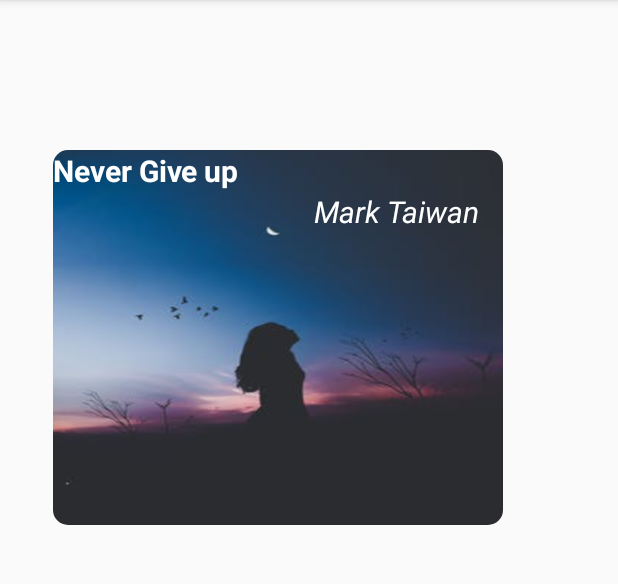
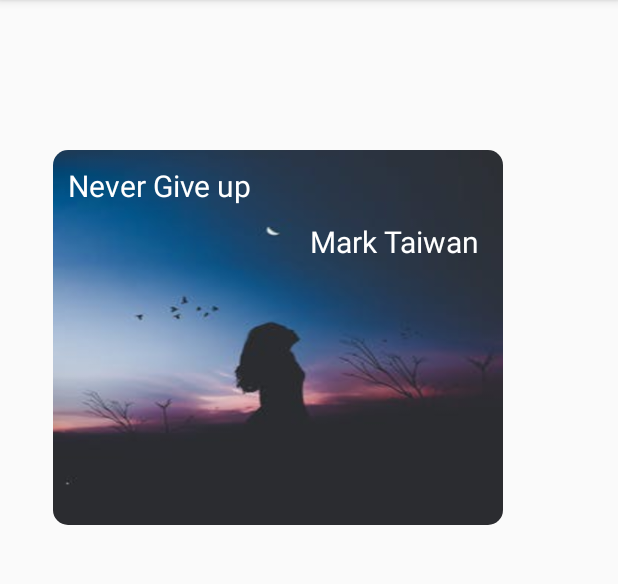
Before and after one commit to Musab36/QuoteHub, an Android app: the fragment QuoteDetailFragment shown on its own in the app's theme, on a phone screen of 412 x 824 dp, the part 84-668 px from its top. Run offline under Robolectric (Android 15) with nearby library versions, the phone set to English and light mode, and no system bars; our stand-ins replace ButterKnife; libraries missing offline, so code that uses them is left out: org.parceler; Roboto replaces fonts that are not available here; 4 statements that could not run were skipped.

Commit message:
Add fonts to quotes and authors

```diff
--- a/app/src/main/java/com/salajim/musab/quotehub/ui/QuoteDetailFragment.java
+++ b/app/src/main/java/com/salajim/musab/quotehub/ui/QuoteDetailFragment.java
@@ -1,6 +1,7 @@
 package com.salajim.musab.quotehub.ui;
 
 
+import android.graphics.Typeface;
 import android.os.Bundle;
 import android.support.v4.app.Fragment;
 import android.view.LayoutInflater;
@@ -46,6 +47,9 @@ public class QuoteDetailFragment extends Fragment {
 
         mQuoteText.setText(mQuote.getQuote());
         mAuthorTextView.setText(mQuote.getAuthor());
+        Typeface font = Typeface.createFromAsset(getActivity().getAssets(), "fonts/Capture_it.ttf");
+        mAuthorTextView.setTypeface(font);
+        mQuoteText.setTypeface(font);
 
         return view;
     }
--- a/app/src/main/res/layout/fragment_quote_detail.xml
+++ b/app/src/main/res/layout/fragment_quote_detail.xml
@@ -30,6 +30,7 @@
                 android:text="Never Give up"
                 android:textSize="20sp"
                 android:textStyle="bold"
+                android:padding="10dp"
                 android:textColor="@android:color/white"
                 android:id="@+id/quoteTextView" />
 
@@ -42,7 +43,6 @@
                 android:text="Mark Taiwan"
                 android:textColor="@android:color/white"
                 android:textSize="20sp"
-                android:textStyle="italic"
                 android:layout_marginRight="15dp"/>
 
         </RelativeLayout>
```
